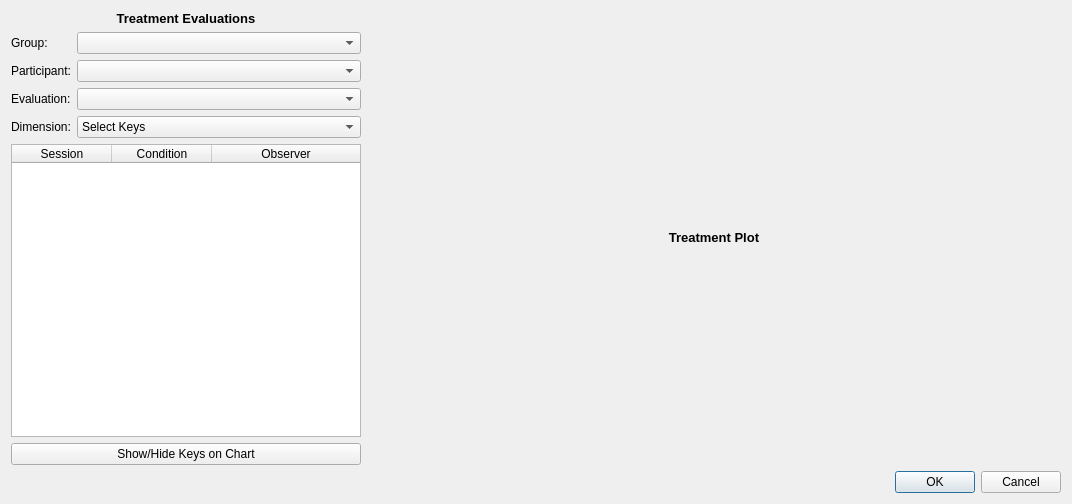
This is evaluationviewerdialog.ui in miyamot0/DataTracker3 as Qt 5 draws it before an edit. The edited form follows.
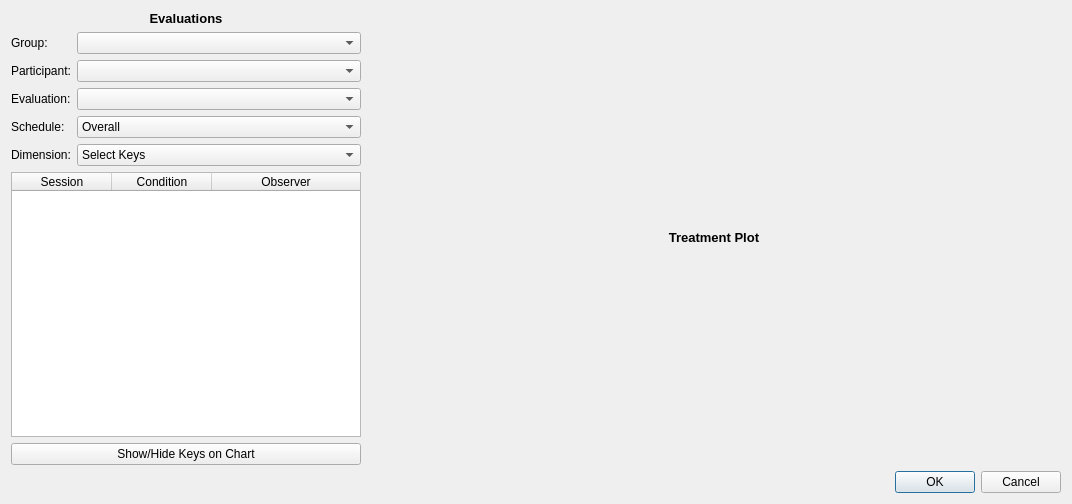
This is the edited form.

```diff
--- a/evaluationviewerdialog.ui
+++ b/evaluationviewerdialog.ui
@@ -60,7 +60,7 @@
              </sizepolicy>
             </property>
             <property name="text">
-             <string>&lt;html&gt;&lt;head/&gt;&lt;body&gt;&lt;p align=&quot;center&quot;&gt;&lt;span style=&quot; font-size:10pt; font-weight:600;&quot;&gt;Treatment Evaluations&lt;/span&gt;&lt;/p&gt;&lt;/body&gt;&lt;/html&gt;</string>
+             <string>&lt;html&gt;&lt;head/&gt;&lt;body&gt;&lt;p align=&quot;center&quot;&gt;&lt;span style=&quot; font-size:10pt; font-weight:600;&quot;&gt;Evaluations&lt;/span&gt;&lt;/p&gt;&lt;/body&gt;&lt;/html&gt;</string>
             </property>
            </widget>
           </item>
@@ -147,14 +147,14 @@
               </property>
              </widget>
             </item>
-            <item row="3" column="0">
+            <item row="4" column="0">
              <widget class="QLabel" name="label_6">
               <property name="text">
                <string>Dimension:</string>
               </property>
              </widget>
             </item>
-            <item row="3" column="1">
+            <item row="4" column="1">
              <widget class="QComboBox" name="comboBoxDimension">
               <property name="sizePolicy">
                <sizepolicy hsizetype="Expanding" vsizetype="Fixed">
@@ -179,6 +179,43 @@
               </item>
              </widget>
             </item>
+            <item row="3" column="0">
+             <widget class="QLabel" name="label_7">
+              <property name="text">
+               <string>Schedule:</string>
+              </property>
+             </widget>
+            </item>
+            <item row="3" column="1">
+             <widget class="QComboBox" name="comboBoxSchedule">
+              <property name="sizePolicy">
+               <sizepolicy hsizetype="Expanding" vsizetype="Fixed">
+                <horstretch>0</horstretch>
+                <verstretch>0</verstretch>
+               </sizepolicy>
+              </property>
+              <item>
+               <property name="text">
+                <string>Overall</string>
+               </property>
+              </item>
+              <item>
+               <property name="text">
+                <string>Schedule One Only</string>
+               </property>
+              </item>
+              <item>
+               <property name="text">
+                <string>Schedule Two Only</string>
+               </property>
+              </item>
+              <item>
+               <property name="text">
+                <string>Schedule Three Only</string>
+               </property>
+              </item>
+             </widget>
+            </item>
            </layout>
           </item>
           <item>
```
